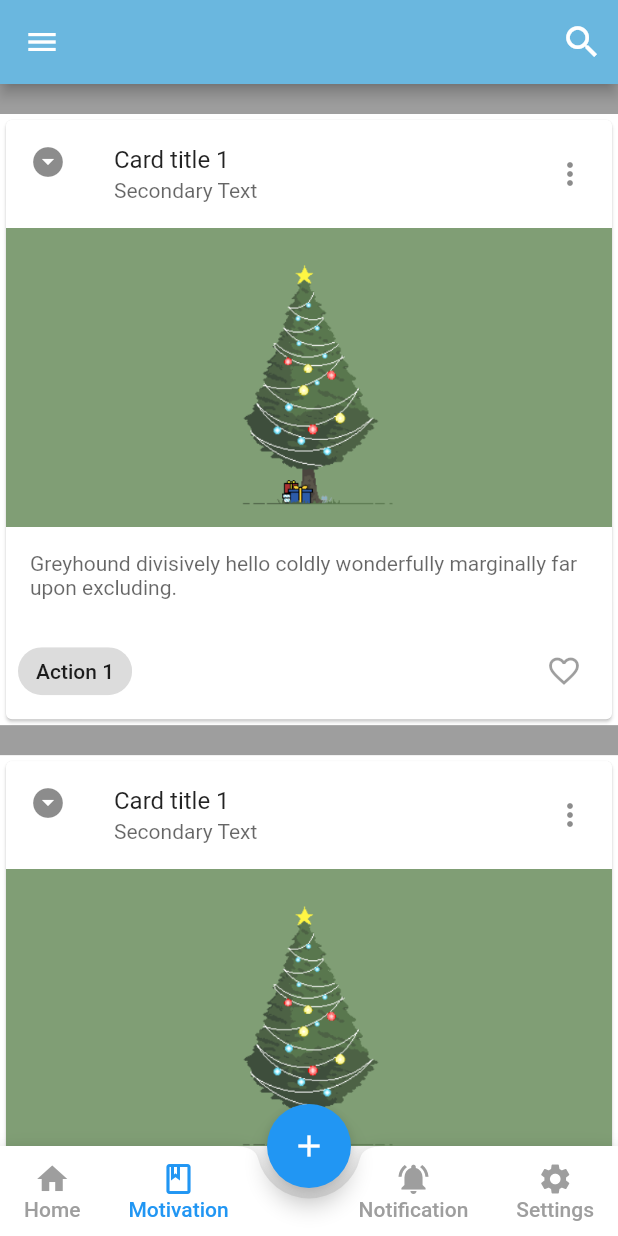
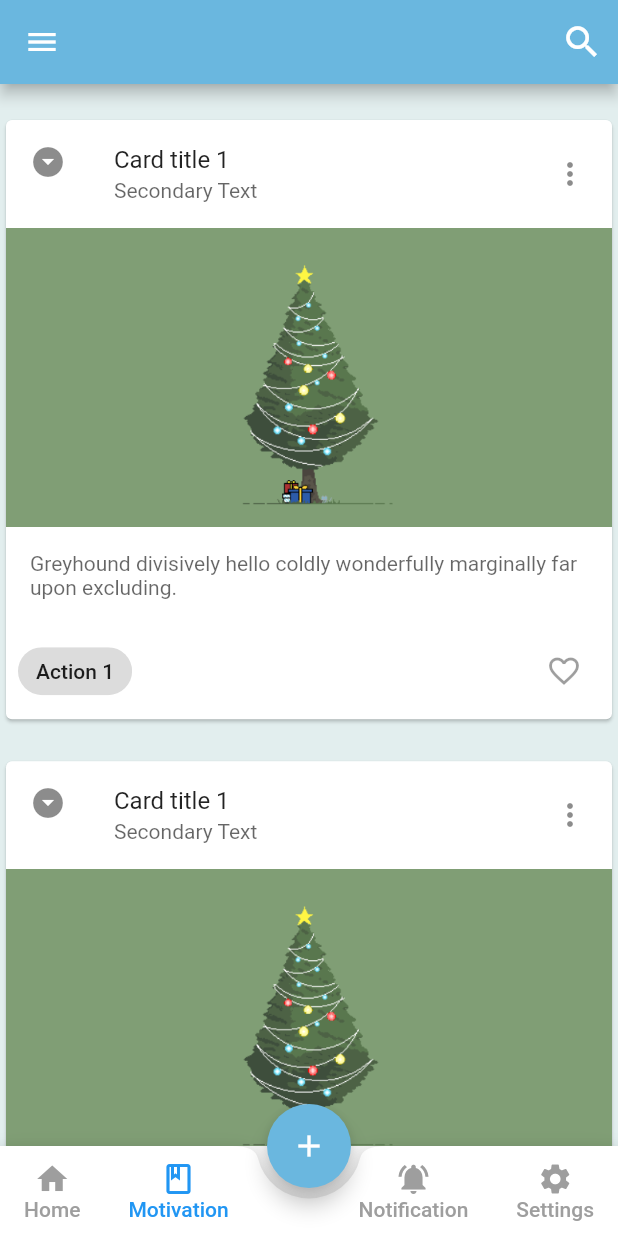
Before and after one commit to Dark-DEV-Coder/A-Little-Cloud, a Flutter app: the Home screen opened directly, scrolled down 576 dp, after a tap on "Motivation", on a phone screen of 412 x 824 dp. Run offline on Flutter 3.47's test engine with Material 2 defaults, Android fonts, the light colour scheme and no system bars; our stand-ins replace cloud_firestore, firebase_core, flutter_svg, google_fonts, splashscreen; missing offline and left inert: dart:ffi; accounts and stored records are empty.

Commit message:
Update Color

```diff
--- a/alittlecloud/lib/ListPost.dart
+++ b/alittlecloud/lib/ListPost.dart
@@ -1,5 +1,7 @@
 import 'package:flutter/material.dart';
 import 'package:alittlecloud/Icon/icon3dot_icons.dart';
+
+import 'color.dart';
 class listpost extends StatefulWidget {
   @override
   listpostState createState() => listpostState();
@@ -18,7 +20,7 @@ class listpostState extends State<listpost> {
     // TODO: implement build
     return Material(
       child: Container(
-          color: Colors.grey,
+          color: GetColor.colorContainer,
           child: ListView.builder(itemBuilder: (context, index) {
             if (index >= _user.length) {
               _user.add("abc123");
@@ -32,7 +34,7 @@ class listpostState extends State<listpost> {
   Widget _buildRow(String u1, String t1) {
     return Container(
       margin: const EdgeInsets.fromLTRB(0, 20, 0, 0),
-      color: Colors.white,
+      // color: Colors.white,
       child: Column(
         children: <Widget>[
           Card(
--- a/alittlecloud/lib/SideNavigation/MyDiary.dart
+++ b/alittlecloud/lib/SideNavigation/MyDiary.dart
@@ -15,6 +15,7 @@ class MyDiaryState extends State<MyDiary> {
   Widget build(BuildContext context) {
     // TODO: implement build
     return Scaffold(
+      backgroundColor: GetColor.colorContainer,
       appBar: AppBar(
         title: Text("MyDiary"),
         centerTitle: true,
@@ -30,6 +31,7 @@ class MyDiaryState extends State<MyDiary> {
       floatingActionButton: FloatingActionButton(
       onPressed: add_diary,
       child: Icon(Icons.add),
+        backgroundColor: GetColor.coloraqua,
     ),
 
     );
@@ -75,6 +77,7 @@ return Scaffold(
       "New diary",
       style: TextStyle(fontSize: 16, fontFamily: "Roboto"),
     ),
+    backgroundColor: GetColor.coloraqua,
   ),
   body: Column(
     children: <Widget>[
--- a/alittlecloud/lib/color.dart
+++ b/alittlecloud/lib/color.dart
@@ -7,4 +7,6 @@ class GetColor{
   static Color colorred = new Color.fromRGBO(247, 116, 85, 1.0);
   static Color colororange = new Color.fromRGBO(247, 225, 70, 1.0);
   static Color coloryellow = new Color.fromRGBO(251, 244, 160, 1.0);
+  static Color coloraqua = new Color.fromRGBO(106, 183, 223, 1.0);
+  static Color colorContainer = new Color.fromRGBO(226, 238, 238, 1.0);
 }
--- a/alittlecloud/lib/home.dart
+++ b/alittlecloud/lib/home.dart
@@ -12,6 +12,7 @@ import 'ButtonNav/Settings.dart';
 import 'Custom_NavBar/DrawerNavBar.dart';
 import 'ListPost.dart';
 import 'Custom_NavBar/custom_app_bar.dart';
+import 'color.dart';
 
 class Home extends StatefulWidget {
   @override
@@ -39,6 +40,7 @@ class _HomeState extends State<Home> {
         bucket: bucket,
       ),
       floatingActionButton: FloatingActionButton(
+        backgroundColor: GetColor.coloraqua,
         child: Icon(Icons.add),
         onPressed: () {
           Navigator.of(context).push(MaterialPageRoute(builder: (BuildContext context) => NewPost()));
--- a/alittlecloud/lib/post_staff.dart
+++ b/alittlecloud/lib/post_staff.dart
@@ -1,5 +1,6 @@
 import 'dart:ffi';
 
+import 'package:alittlecloud/color.dart';
 import 'package:flutter/material.dart';
 import 'package:flutter/cupertino.dart';
 import 'package:alittlecloud/Icon/icon3dot_icons.dart';
@@ -21,7 +22,7 @@ class PostStaffState extends State<PostStaff> {
     // TODO: implement build
     return Material(
       child: Container(
-          color: Colors.grey,
+          color: GetColor.colorContainer,
           child: ListView.builder(itemBuilder: (context, index) {
             if (index >= _user.length) {
               _user.add("abc123");
@@ -35,7 +36,7 @@ class PostStaffState extends State<PostStaff> {
   Widget _buildRow(String u1, String t1) {
     return Container(
       margin: const EdgeInsets.fromLTRB(0, 20, 0, 0),
-      color: Colors.white,
+
       child: Column(
         children: <Widget>[
           Card(
```
Also changed, not shown: alittlecloud/lib/welcom_home.dart (+5 -4 lines).
